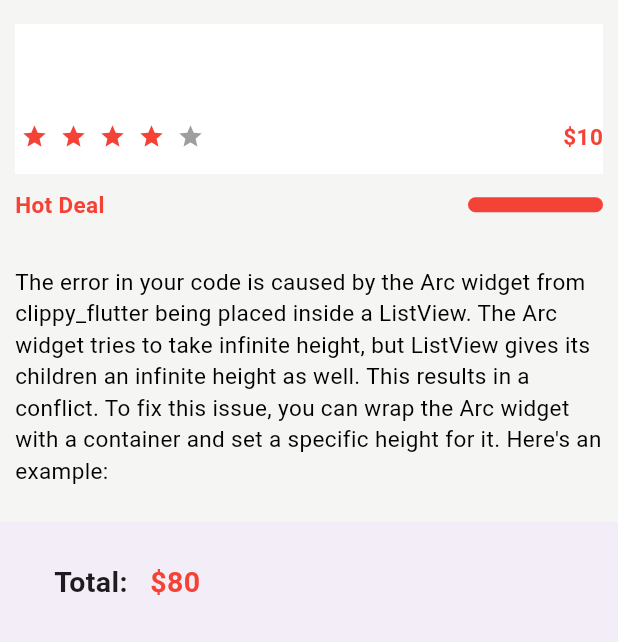
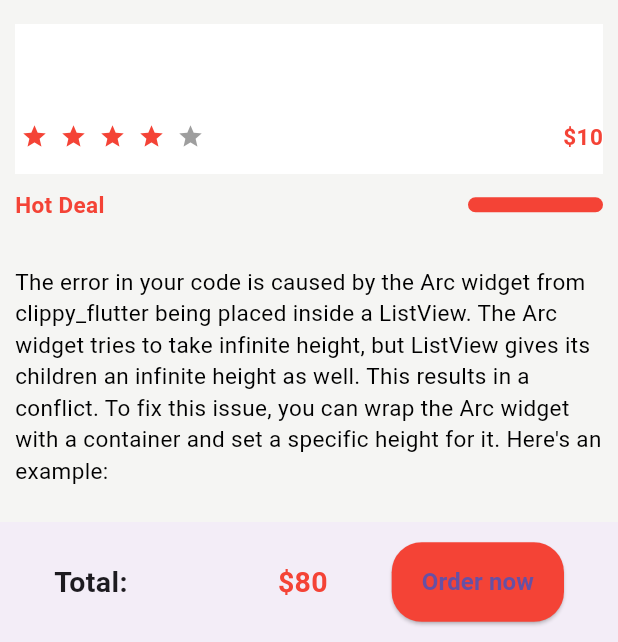
Before and after one commit to Katchietsnouva/family_health_app, a Flutter app: the ItemsPage screen opened by its route, on a phone screen of 412 x 824 dp, the part 594-1236 px from its top. Run offline on Flutter 3.47's test engine with Material 3 defaults, Android fonts, the phone set to English and light mode, and no system bars; drawn by our look-alikes of flutter_rating_bar; missing offline and left inert: clippy_flutter.

Commit message:
commit major 0.84

```diff
--- a/lib/Widgets/ItemBottomNavBar.dart
+++ b/lib/Widgets/ItemBottomNavBar.dart
@@ -10,6 +10,7 @@ class ItemBottomNavBar extends StatelessWidget {
         ),
         height: 70,
         child: Row(
+          mainAxisAlignment: MainAxisAlignment.spaceBetween,
           children: [
             Text("Total:",
             style: TextStyle(fontSize: 19, fontWeight: FontWeight.bold),
@@ -22,8 +23,29 @@ class ItemBottomNavBar extends StatelessWidget {
               fontSize: 19,
               fontWeight: FontWeight.bold,
               color: Colors.red,
-            ),),
+            ),
+            ),
+            ElevatedButton(
+              onPressed:(){} ,
+              style: ButtonStyle(
+                backgroundColor: MaterialStateProperty.all(Colors.red),
+                padding: MaterialStateProperty.all(
+                  EdgeInsets.symmetric(
+                    vertical: 15,
+                    horizontal: 20,
+                  ),
+                ),
+                shape: MaterialStateProperty.all<RoundedRectangleBorder>(
+                  RoundedRectangleBorder(borderRadius: BorderRadius.circular(20)),
+                ),
+              ),
+              child: Text("Order now",
+              style: TextStyle(fontSize: 16,
+              fontWeight: FontWeight.bold),),
+        )
         ],),
+
+
 
       ),
     );
```
